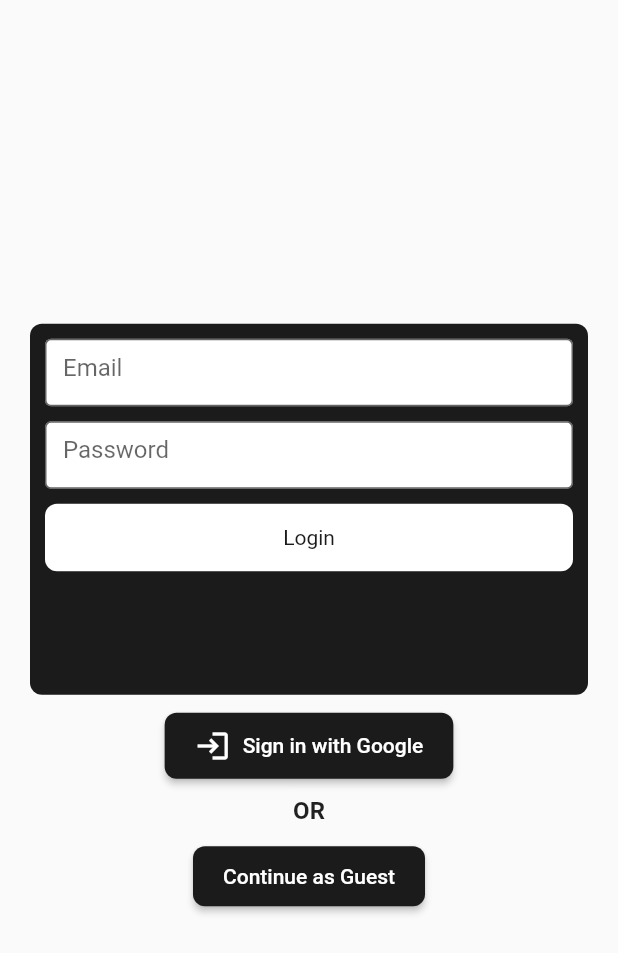
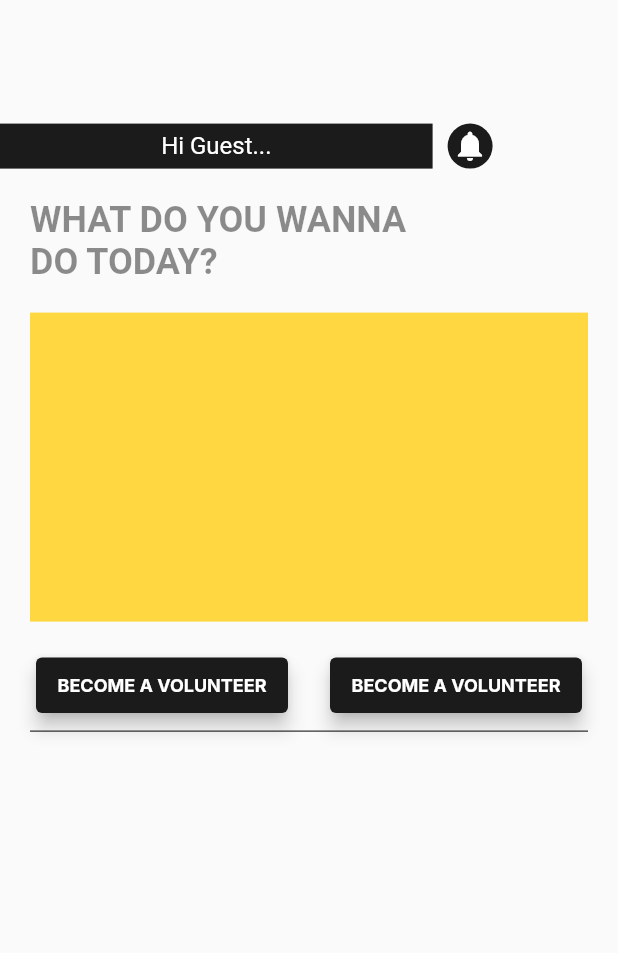
Before and after one commit to cosmicleader/shield, a Flutter app: the screen it shows after launch, on a phone screen of 412 x 824 dp. Shown: the top 953 px of the screen. Run offline on Flutter 3.47's test engine with Material 2 defaults, Android fonts, the phone set to English and light mode, and no system bars; our stand-ins replace get, google_fonts.

Commit message:
Your commit message here

```diff
--- a/lib/app/app.dart
+++ b/lib/app/app.dart
@@ -1,26 +1,14 @@
 import 'package:flutter/material.dart';
 import 'package:get/get.dart';
-import 'package:shield/app/views/pages/login_page.dart';
+import 'package:shield/app/views/pages/volunteers_page.dart';
 
 class MyApp extends StatelessWidget {
   const MyApp({super.key});
 
   @override
   Widget build(BuildContext context) {
-    return GetMaterialApp(home: LoginPage());
+    return const GetMaterialApp(
+      home: VolunteersPage(),
+    );
   }
 }
-
-class VolunteerPage extends StatefulWidget {
-  const VolunteerPage({super.key});
-
-  @override
-  State<VolunteerPage> createState() => _VolunteerPageState();
-}
-
-class _VolunteerPageState extends State<VolunteerPage> {
-  @override
-  Widget build(BuildContext context) {
-    return const Placeholder();
-  }
-}
--- /dev/null
+++ b/lib/app/utils/text_styles..dart
@@ -0,0 +1,12 @@
+import 'package:flutter/material.dart';
+import 'package:google_fonts/google_fonts.dart';
+
+TextStyle kButtonTextStyle() {
+  return GoogleFonts.inter(
+    textStyle: TextStyle(
+      color: Colors.white,
+      fontSize: 12,
+      fontWeight: FontWeight.bold,
+    ),
+  );
+}
--- a/lib/app/views/pages/login_page.dart
+++ b/lib/app/views/pages/login_page.dart
@@ -7,47 +7,162 @@ class LoginPage extends StatelessWidget {
   final TextEditingController _emailController = TextEditingController();
   final TextEditingController _passwordController = TextEditingController();
 
+  LoginPage({super.key});
+
   @override
   Widget build(BuildContext context) {
-    return Scaffold(
-      body: Center(
+    return SafeArea(
+      child: Scaffold(
+        body: Stack(
+          alignment: Alignment.center,
+          children: [
+            Center(
               child: SingleChildScrollView(
                 child: Column(
                   mainAxisAlignment: MainAxisAlignment.center,
                   children: [
+                    _buildLoginWithEmailAndPassword(),
+                    _build10pxSpace(),
                     Container(
-                height: (MediaQuery.of(context).size.height * 0.3),
-                width: MediaQuery.of(context).size.width - 40,
-                padding: const EdgeInsets.all(10.0),
+                      height: 45,
+                      width: double.infinity,
+                      margin: const EdgeInsets.symmetric(horizontal: 20),
                       decoration: BoxDecoration(
                           color: const Color(0xff1b1b1b),
-                    borderRadius: BorderRadius.circular(8.0)),
+                          borderRadius: BorderRadius.circular(8)),
+                      child: const Center(
+                          child: Text(
+                        "Sign in with Google",
+                        style: TextStyle(
+                          color: Color(0xFFffffff), // Use the color code here
+                          fontSize: 16, // Set the desired font size
+                          // You can also customize other text styles here
+                        ),
+                      )),
+                    ),
+                    // temp()
+                  ],
+                ),
+              ),
+            ),
+            _buildSignupButton(),
+            const SizedBox(
+              width: 200,
+              height: 45,
+              child: Text(
+                "Back",
+                style: TextStyle(
+                  color: Color(0xFf1b1b1b), // Use the color code here
+                  fontSize: 16, // Set the desired font size
+                  // You can also customize other text styles here
+                ),
+              ),
+            ),
+          ],
+        ),
+      ),
+    );
+  }
+
+  Positioned _buildSignupButton() {
+    return Positioned(
+        // bottom: 100,
+        bottom: 0,
+        child: Center(
+          child: TextButton(
+            onPressed: () => Get.snackbar("I have no acount", "Message"),
+            style: TextButton.styleFrom(
+              textStyle: const TextStyle(color: Color(0xff1b1b1b)),
+            ),
+            child: const Text(r"I don't have an account"),
+          ),
+        ));
+  }
+
+  Row temp() {
+    return Row(
+      children: [
+        ElevatedButton.icon(
+          onPressed: _authController.isLoading.value
+              ? null
+              : _authController.signInWithGoogle,
+          icon: const Icon(Icons.login, color: Colors.white),
+          label: _authController.isLoading.value
+              ? const CircularProgressIndicator(
+                  valueColor: AlwaysStoppedAnimation<Color>(Colors.white),
+                )
+              : const Text('Sign in with Google'),
+          style: ElevatedButton.styleFrom(
+            backgroundColor: const Color(0xff1b1b1b),
+            shape: RoundedRectangleBorder(
+              borderRadius: BorderRadius.circular(8.0),
+            ),
+            padding:
+                const EdgeInsets.symmetric(horizontal: 20.0, vertical: 10.0),
+          ),
+        ),
+        const SizedBox(height: 10.0),
+        ElevatedButton(
+          onPressed: _authController.isLoading.value
+              ? null
+              : _authController.signInAnonymously,
+          style: ElevatedButton.styleFrom(
+            backgroundColor: const Color(0xff1b1b1b),
+            shape: RoundedRectangleBorder(
+              borderRadius: BorderRadius.circular(8.0),
+            ),
+            padding:
+                const EdgeInsets.symmetric(horizontal: 20.0, vertical: 12.0),
+          ),
+          child: _authController.isLoading.value
+              ? const CircularProgressIndicator(
+                  valueColor: AlwaysStoppedAnimation<Color>(Colors.white),
+                )
+              : const Text('Continue as Guest'),
+        ),
+      ],
+    );
+  }
+
+  SizedBox _build10pxSpace() => const SizedBox(height: 10.0);
+
+  Widget _buildLoginWithEmailAndPassword() {
+    return Card(
+      child: Container(
+        height: 175,
+        margin: const EdgeInsets.symmetric(horizontal: 20),
+        padding: const EdgeInsets.symmetric(horizontal: 0, vertical: 0),
+        decoration: const BoxDecoration(
+            // color: const Color(0xff1b1b1b),
+            ),
         child: Column(children: [
           // const SizedBox(height: 10.0),
           SizedBox(
             height: 45,
             child: TextField(
               controller: _emailController,
-                      decoration: const InputDecoration(
+              decoration: InputDecoration(
                 hintText: 'Email',
                 filled: true,
                 fillColor: Colors.white,
-                        border: OutlineInputBorder(),
+                border:
+                    OutlineInputBorder(borderRadius: BorderRadius.circular(8)),
               ),
             ),
           ),
-                  const SizedBox(height: 10.0),
+          _build10pxSpace(),
           SizedBox(
             height: 45,
             child: TextField(
               controller: _passwordController,
               style: const TextStyle(
                   color: Colors.white), // Text color for dark mode
-                      decoration: const InputDecoration(
+              decoration: InputDecoration(
                 filled: true,
                 fillColor: Colors.white,
                 hintText: 'Password',
-                        border: OutlineInputBorder(),
+                border:
+                    OutlineInputBorder(borderRadius: BorderRadius.circular(8)),
                 // enabledBorder: OutlineInputBorder(
                 //   borderSide: BorderSide(
                 //       color: Colors
@@ -63,126 +178,19 @@ class LoginPage extends StatelessWidget {
             height: 45,
             width: double.infinity,
             decoration: BoxDecoration(
-                        color: Colors.white,
+                color: const Color(0xff1b1b1b),
                 borderRadius: BorderRadius.circular(8)),
             child: const Center(
               child: Text(
                 'Login',
                 style: TextStyle(
-                          color: Color(0xff1b1b1b),
+                  color: Color(0xffffffff),
                 ),
               ),
             ),
           ),
-                  // ElevatedButton(
-                  //   onPressed: _authController.isLoading.value
-                  //       ? null
-                  //       : () {
-                  //           final email = _emailController.text.trim();
-                  //           final password = _passwordController.text.trim();
-                  //           _authController.signInWithEmailAndPassword(
-                  //               email, password);
-                  //         },
-                  //   child: _authController.isLoading.value
-                  //       ? const CircularProgressIndicator(
-                  //           valueColor:
-                  //               AlwaysStoppedAnimation<Color>(Colors.white),
-                  //         )
-                  //       : const Text(
-                  //           'Login',
-                  //           style: TextStyle(color: Color(0xff1b1b1b)),
-                  //         ),
-                  //   style: ElevatedButton.styleFrom(
-                  //     backgroundColor: Colors.white,
-                  //     shape: RoundedRectangleBorder(
-                  //       borderRadius: BorderRadius.circular(8.0),
-                  //     ),
-                  //     padding: const EdgeInsets.symmetric(
-                  //         horizontal: 40.0, vertical: 12.0),
-                  //   ),
-                  // ),
         ]),
-              ),
-              const SizedBox(height: 10.0),
-              ElevatedButton.icon(
-                onPressed: _authController.isLoading.value
-                    ? null
-                    : _authController.signInWithGoogle,
-                icon: const Icon(Icons.login, color: Colors.white),
-                label: _authController.isLoading.value
-                    ? const CircularProgressIndicator(
-                        valueColor: AlwaysStoppedAnimation<Color>(Colors.white),
-                      )
-                    : const Text('Sign in with Google'),
-                style: ElevatedButton.styleFrom(
-                  backgroundColor: const Color(0xff1b1b1b),
-                  shape: RoundedRectangleBorder(
-                    borderRadius: BorderRadius.circular(8.0),
-                  ),
-                  padding: const EdgeInsets.symmetric(
-                      horizontal: 20.0, vertical: 10.0),
-                ),
-              ),
-              const SizedBox(height: 10.0),
-              const Text(
-                'OR',
-                style: TextStyle(fontSize: 16.0, fontWeight: FontWeight.bold),
-              ),
-              const SizedBox(height: 10.0),
-              ElevatedButton(
-                onPressed: _authController.isLoading.value
-                    ? null
-                    : _authController.signInAnonymously,
-                style: ElevatedButton.styleFrom(
-                  backgroundColor: const Color(0xff1b1b1b),
-                  shape: RoundedRectangleBorder(
-                    borderRadius: BorderRadius.circular(8.0),
-                  ),
-                  padding: const EdgeInsets.symmetric(
-                      horizontal: 20.0, vertical: 12.0),
-                ),
-                child: _authController.isLoading.value
-                    ? const CircularProgressIndicator(
-                        valueColor: AlwaysStoppedAnimation<Color>(Colors.white),
-                      )
-                    : const Text('Continue as Guest'),
-              ),
-            ],
-          ),
-        ),
       ),
     );
   }
 }
-
-// import 'package:flutter/material.dart';
-// import 'package:get/get.dart';
-
-// import '../../controllers/auth_controller.dart';
-
-// class LoginPage extends StatelessWidget {
-//   final AuthController _authController = Get.put(AuthController());
-
-//   @override
-//   Widget build(BuildContext context) {
-//     return Scaffold(
-//       appBar: AppBar(title: const Text('Login')),
-//       body: Center(
-//         child: Column(
-//           children: [
-//             ElevatedButton(
-//               onPressed: _authController.isLoading.value
-//                   ? null
-//                   : _authController.signInWithGoogle,
-//               child: _authController.isLoading.value
-//                   ? const CircularProgressIndicator()
-//                   : const Text('Sign in with Google'),
-//             ),
-
-//             // Other login methods buttons
-//           ],
-//         ),
-//       ),
-//     );
-//   }
-// }
--- /dev/null
+++ b/lib/app/views/pages/volunteers_page.dart
@@ -0,0 +1,102 @@
+// ignore: file_names
+import 'package:flutter/material.dart';
+
+import '../widgets/custom_button.dart';
+
+class VolunteersPage extends StatelessWidget {
+  const VolunteersPage({super.key});
+
+  @override
+  Widget build(BuildContext context) {
+    var name = 'Guest';
+    return SafeArea(
+        child: Scaffold(
+      body: Column(children: [
+        SizedBox(
+          height: MediaQuery.of(context).size.height * 0.1,
+        ),
+        Row(
+          children: [
+            Container(
+              width: MediaQuery.of(context).size.width * 0.7,
+              height: 30,
+              decoration: const BoxDecoration(color: Color(0xff1b1b1b)),
+              child: Center(
+                child: Text(
+                  'Hi $name...',
+                  style: const TextStyle(color: Colors.white, fontSize: 16),
+                ),
+              ),
+            ),
+            const SizedBox(
+              width: 10,
+            ),
+            Container(
+              width: 30,
+              height: 30,
+              decoration: BoxDecoration(
+                  color: const Color(0xff1b1b1b),
+                  borderRadius: BorderRadius.circular(100)),
+              child: const Icon(
+                Icons.notifications,
+                color: Colors.white,
+              ),
+            )
+          ],
+        ),
+        const SizedBox(
+          height: 20,
+        ),
+        SizedBox(
+          width: MediaQuery.of(context).size.width - 40,
+          // width: 200, // Set a width for the container to control wrapping
+          child: const Text(
+            'WHAT DO YOU WANNA \nDO TODAY?',
+            style: TextStyle(
+              fontSize: 24.0,
+              fontWeight: FontWeight.bold,
+              color: Color(0x801B1B1B), // 0x80 for 50% transparency
+            ),
+            textAlign: TextAlign.left,
+          ),
+        ),
+        SizedBox(
+          height: 20,
+        ),
+        Container(
+          color: Colors.amberAccent,
+          height: MediaQuery.of(context).size.width * 0.5,
+          width: MediaQuery.of(context).size.width - 40,
+        ),
+        SizedBox(
+          height: 20,
+        ),
+        Row(
+          children: [
+            SizedBox(
+              width: 20,
+            ),
+            CustomButton(
+              title: "BECOME A VOLUNTEER",
+            ),
+            SizedBox(
+              width: 20,
+            ),
+            CustomButton(
+              title: "BECOME A VOLUNTEER",
+            ),
+            SizedBox(
+              width: 20,
+            ),
+          ],
+        ),
+        SizedBox(
+          width: MediaQuery.of(context).size.width - 40,
+          child: Divider(
+            color: Colors.black,
+          ),
+        ),
+      ]),
+    ));
+  }
+}
--- /dev/null
+++ b/lib/app/views/widgets/custom_button.dart
@@ -0,0 +1,38 @@
+import 'package:flutter/material.dart';
+import 'package:get/get.dart';
+import 'package:shield/app/utils/text_styles..dart';
+
+class CustomButton extends StatelessWidget {
+  const CustomButton({
+    required this.title,
+    Key? key,
+    this.onPressed,
+    this.kwidth,
+    this.kheight,
+  }) : super(key: key);
+
+  final void Function()? onPressed;
+  final String title;
+  final double? kwidth;
+  final double? kheight;
+
+  @override
+  Widget build(BuildContext context) {
+    return Container(
+      width: kwidth ?? (MediaQuery.of(context).size.width - 60) * 0.5,
+      height: kheight ?? 45,
+      decoration: BoxDecoration(borderRadius: BorderRadius.circular(8)),
+      child: InkWell(
+        onTap: onPressed ??
+            () => Get.snackbar('Hi', 'You have Pressed $title button'),
+        child: Card(
+          elevation: 5,
+          color: const Color(0xff1b1b1b),
+          child: Center(
+            child: Text(title, style: kButtonTextStyle()),
+          ),
+        ),
+      ),
+    );
+  }
+}
--- a/pubspec.yaml
+++ b/pubspec.yaml
@@ -14,6 +14,8 @@ dependencies:
 
   cupertino_icons: ^1.0.2
   get: ^4.6.5
+  google_fonts: ^5.1.0
+  hive: ^2.2.3
 
 dev_dependencies:
   flutter_test:
```
Also changed, not shown: pubspec.lock. Lines whose indentation alone changed are shown as unchanged.
